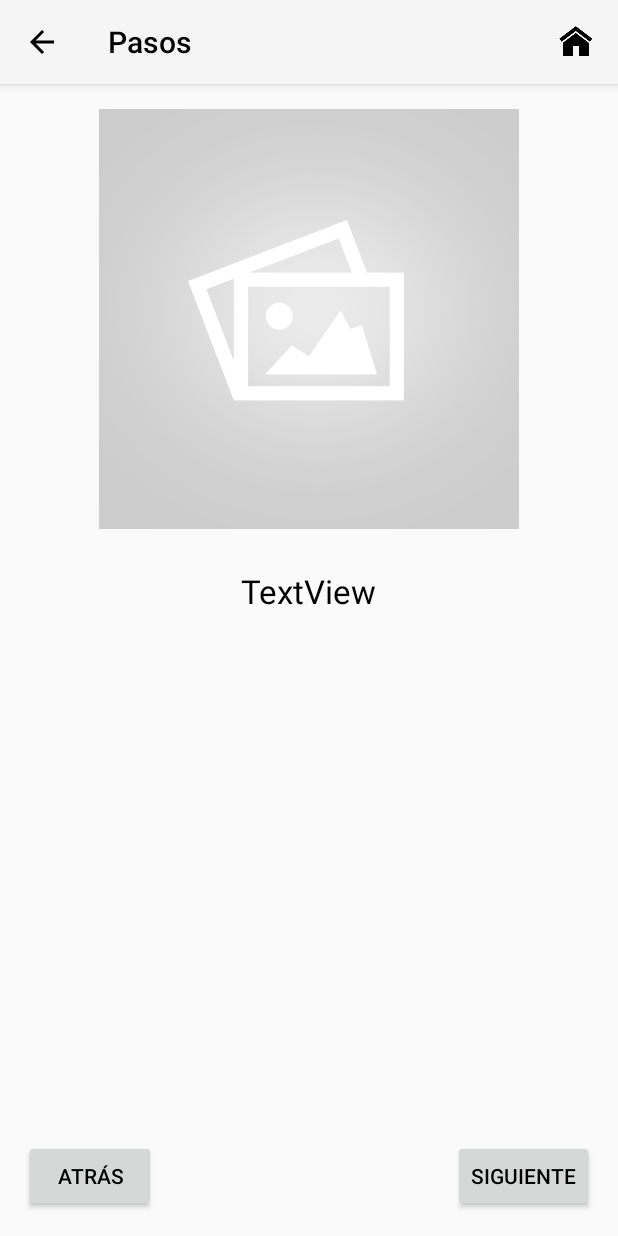
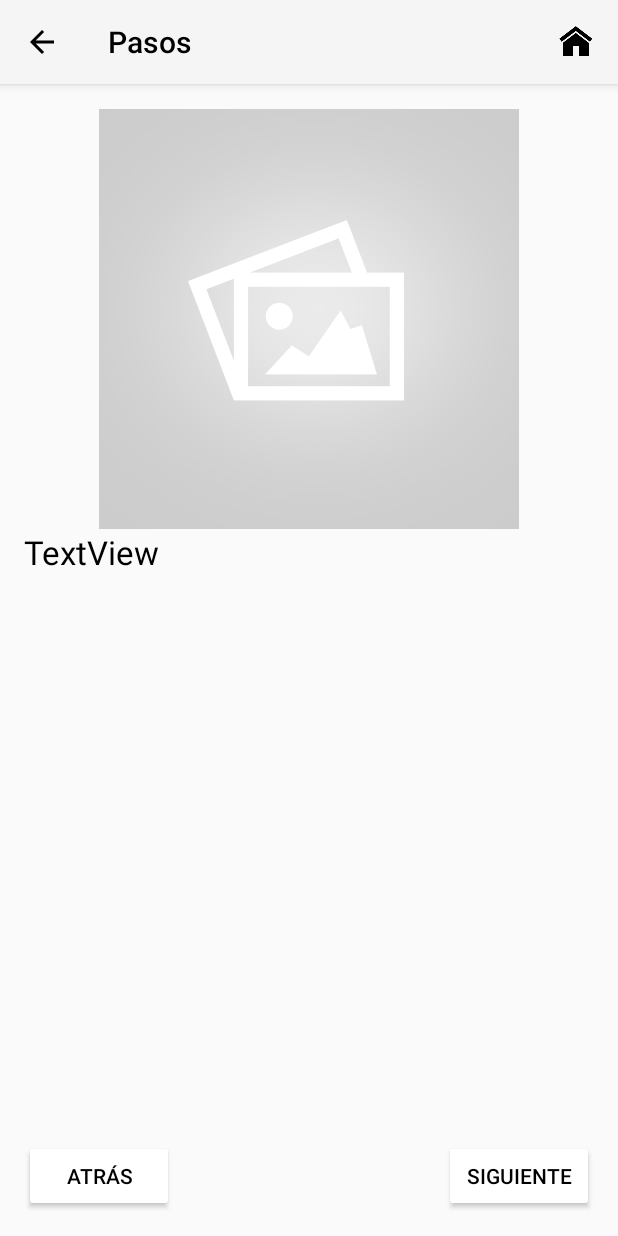
Before and after one commit to Necronos/papiromania, an Android app: the FigureSteps screen opened directly, with no data from a screen before it, on a phone screen of 412 x 824 dp. Run offline under Robolectric (Android 15) with nearby library versions, the phone set to English and light mode, and no system bars.

Commit message:
La interfaz de pasos está un poco más chida, según yo lol

```diff
--- a/app/src/main/res/layout/activity_figure_steps.xml
+++ b/app/src/main/res/layout/activity_figure_steps.xml
@@ -17,33 +17,41 @@
         android:layout_height="wrap_content"
         app:srcCompat="@drawable/placeholder"
         android:layout_alignParentTop="true"
-        android:layout_centerHorizontal="true"
-        android:id="@+id/imageView2" />
+        android:id="@+id/stepsImage"
+        android:layout_alignParentEnd="true"
+        android:layout_alignParentStart="true" />
 
     <TextView
         android:text="TextView"
         android:layout_width="wrap_content"
         android:layout_height="wrap_content"
-        android:layout_below="@+id/imageView2"
-        android:layout_centerHorizontal="true"
-        android:layout_marginTop="26dp"
-        android:id="@+id/textView2"
-        android:textAppearance="@android:style/TextAppearance.DeviceDefault.Large" />
+        android:id="@+id/stepsText"
+        android:textAppearance="@android:style/TextAppearance.DeviceDefault.Large"
+        android:layout_alignParentEnd="true"
+        android:layout_alignParentStart="true"
+        android:layout_below="@+id/stepsImage"
+        android:layout_alignParentBottom="true" />
 
     <Button
         android:text="@string/nextButton"
-        android:layout_width="wrap_content"
+        android:layout_width="100dp"
         android:layout_height="wrap_content"
         android:id="@+id/nextButton"
         android:layout_alignParentBottom="true"
-        android:layout_alignParentEnd="true" />
+        android:layout_alignParentEnd="true"
+        style="@style/Widget.AppCompat.Button"
+        android:elevation="5dp"
+        android:backgroundTint="@android:color/white" />
 
     <Button
         android:text="@string/BackButton"
-        android:layout_width="wrap_content"
         android:layout_height="wrap_content"
         android:layout_alignTop="@+id/nextButton"
         android:layout_alignParentStart="true"
-        android:id="@+id/backButton" />
+        android:id="@+id/backButton"
+        android:layout_width="100dp"
+        style="@style/Widget.AppCompat.Button"
+        android:backgroundTint="@android:color/white"
+        android:elevation="5dp" />
 
 </RelativeLayout>
```
Also changed, not shown: 1 other file.
